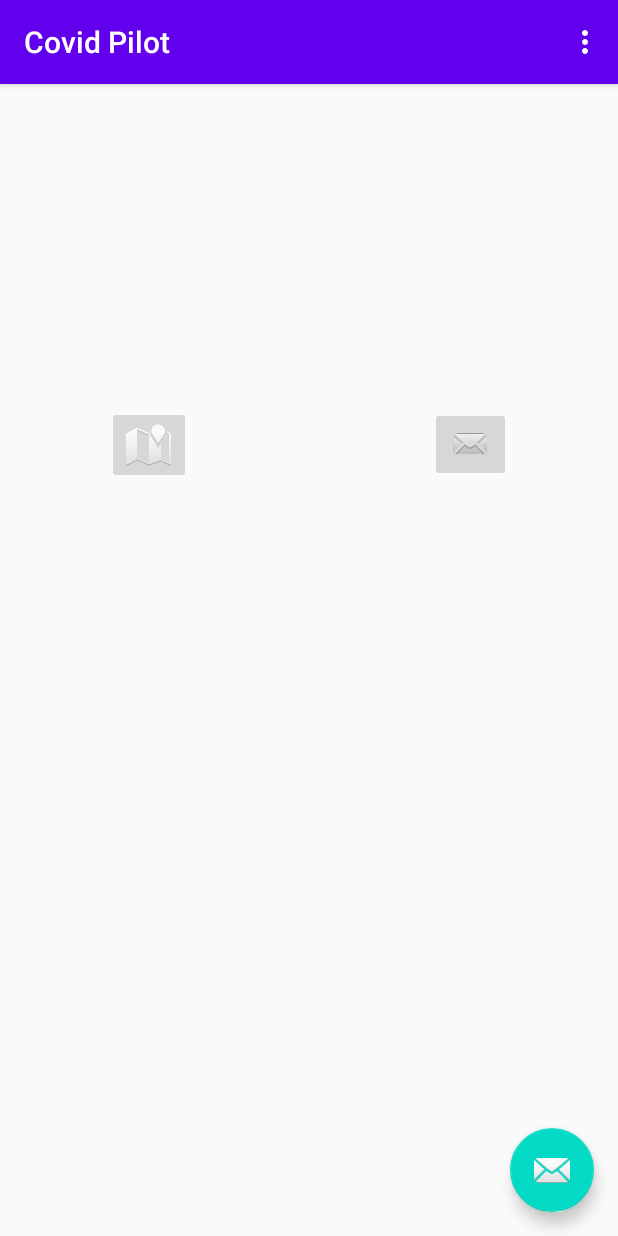
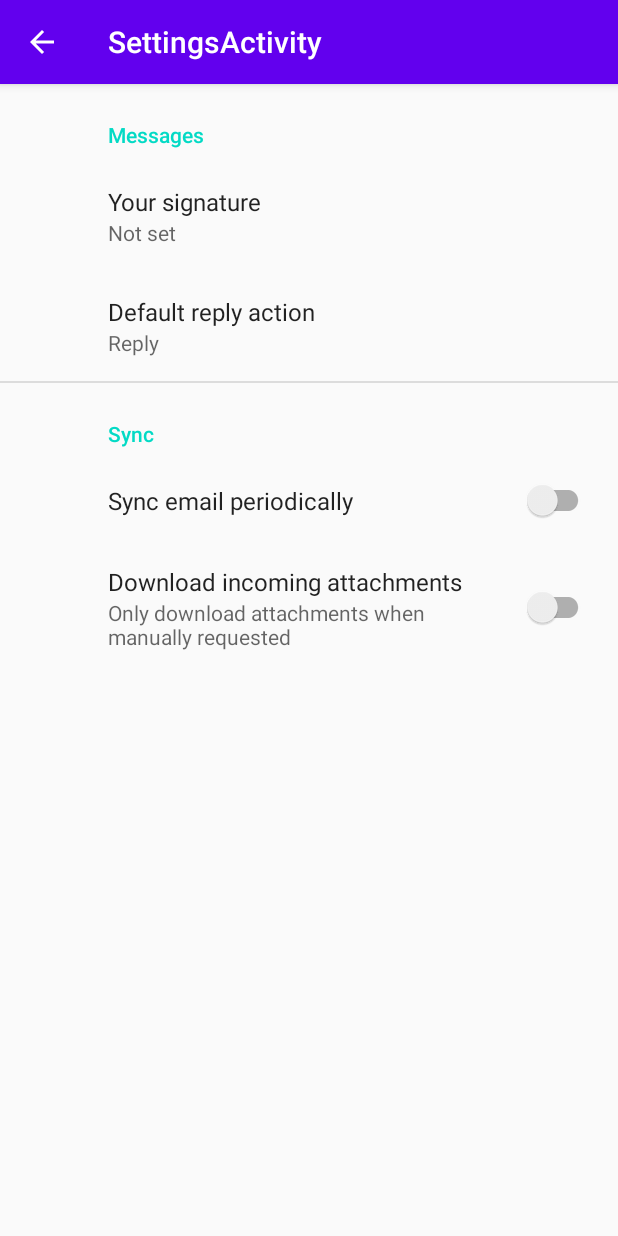
Before and after one commit to TsatsuAmable/CORVIDPiLOT_android, an Android app: the screen it shows after launch (MainActivity before the commit, SettingsActivity after it), in the options menu, after a tap on "Settings", on a phone screen of 412 x 824 dp. Run offline under Robolectric (Android 15) with nearby library versions, the phone set to English and light mode, and no system bars; our stand-ins replace androidx.preference.

Commit message:
Added Settings Activity

```diff
--- a/app/build.gradle
+++ b/app/build.gradle
@@ -41,6 +41,7 @@ dependencies {
     implementation 'androidx.navigation:navigation-fragment-ktx:2.1.0'
     implementation 'androidx.navigation:navigation-ui-ktx:2.1.0'
     implementation 'androidx.lifecycle:lifecycle-extensions:2.2.0'
+    implementation 'androidx.preference:preference:1.1.0'
     testImplementation 'junit:junit:4.12'
     androidTestImplementation 'androidx.test.ext:junit:1.1.1'
     androidTestImplementation 'androidx.test.espresso:espresso-core:3.2.0'
--- a/app/src/main/AndroidManifest.xml
+++ b/app/src/main/AndroidManifest.xml
@@ -10,17 +10,22 @@
         android:supportsRtl="true"
         android:theme="@style/AppTheme">
         <activity
+            android:name=".SettingsActivity"
+            android:label="@string/title_activity_settings"></activity>
+        <activity
             android:name=".LocationActivity"
             android:label="@string/title_activity_location"
-            android:theme="@style/AppTheme.NoActionBar"></activity>
+            android:theme="@style/AppTheme.NoActionBar" />
         <activity
             android:name=".MainActivity"
             android:label="@string/app_name"
             android:theme="@style/AppTheme.NoActionBar">
             <intent-filter>
                 <action android:name="android.intent.action.MAIN" />
+
                 <category android:name="android.intent.category.LAUNCHER" />
             </intent-filter>
         </activity>
     </application>
+
 </manifest>
--- a/app/src/main/java/com/rancard/covidpilot/MainActivity.kt
+++ b/app/src/main/java/com/rancard/covidpilot/MainActivity.kt
@@ -1,5 +1,6 @@
 package com.rancard.covidpilot
 
+import android.content.Intent
 import android.os.Bundle
 import com.google.android.material.floatingactionbutton.FloatingActionButton
 import com.google.android.material.snackbar.Snackbar
@@ -31,7 +32,14 @@ class MainActivity : AppCompatActivity() {
         // automatically handle clicks on the Home/Up button, so long
         // as you specify a parent activity in AndroidManifest.xml.
         return when (item.itemId) {
-            R.id.action_settings -> true
+            R.id.action_settings ->
+            {
+//                showSettingsActivity()
+
+                val intent = Intent(this, SettingsActivity::class.java)
+                startActivity(intent)
+                true
+            }
             else -> super.onOptionsItemSelected(item)
         }
     }
--- /dev/null
+++ b/app/src/main/java/com/rancard/covidpilot/SettingsActivity.kt
@@ -0,0 +1,24 @@
+package com.rancard.covidpilot
+
+import android.os.Bundle
+import androidx.appcompat.app.AppCompatActivity
+import androidx.preference.PreferenceFragmentCompat
+
+class SettingsActivity : AppCompatActivity() {
+
+    override fun onCreate(savedInstanceState: Bundle?) {
+        super.onCreate(savedInstanceState)
+        setContentView(R.layout.settings_activity)
+        supportFragmentManager
+            .beginTransaction()
+            .replace(R.id.settings, SettingsFragment())
+            .commit()
+        supportActionBar?.setDisplayHomeAsUpEnabled(true)
+    }
+
+    class SettingsFragment : PreferenceFragmentCompat() {
+        override fun onCreatePreferences(savedInstanceState: Bundle?, rootKey: String?) {
+            setPreferencesFromResource(R.xml.root_preferences, rootKey)
+        }
+    }
+}
--- /dev/null
+++ b/app/src/main/res/layout/settings_activity.xml
@@ -0,0 +1,9 @@
+<LinearLayout xmlns:android="http://schemas.android.com/apk/res/android"
+    android:layout_width="match_parent"
+    android:layout_height="match_parent">
+
+    <FrameLayout
+        android:id="@+id/settings"
+        android:layout_width="match_parent"
+        android:layout_height="match_parent" />
+</LinearLayout>
--- /dev/null
+++ b/app/src/main/res/values/arrays.xml
@@ -0,0 +1,12 @@
+<resources>
+    <!-- Reply Preference -->
+    <string-array name="reply_entries">
+        <item>Reply</item>
+        <item>Reply to all</item>
+    </string-array>
+
+    <string-array name="reply_values">
+        <item>reply</item>
+        <item>reply_all</item>
+    </string-array>
+</resources>
--- a/app/src/main/res/values/strings.xml
+++ b/app/src/main/res/values/strings.xml
@@ -12,4 +12,20 @@
     <string name="title_activity_location">LocationActivity</string>
     <string name="tab_text_1">Tab 1</string>
     <string name="tab_text_2">Tab 2</string>
+    <string name="title_activity_settings">SettingsActivity</string>
+
+    <!-- Preference Titles -->
+    <string name="messages_header">Messages</string>
+    <string name="sync_header">Sync</string>
+
+    <!-- Messages Preferences -->
+    <string name="signature_title">Your signature</string>
+    <string name="reply_title">Default reply action</string>
+
+    <!-- Sync Preferences -->
+    <string name="sync_title">Sync email periodically</string>
+    <string name="attachment_title">Download incoming attachments</string>
+    <string name="attachment_summary_on">Automatically download attachments for incoming emails
+    </string>
+    <string name="attachment_summary_off">Only download attachments when manually requested</string>
 </resources>
--- /dev/null
+++ b/app/src/main/res/xml/root_preferences.xml
@@ -0,0 +1,35 @@
+<PreferenceScreen xmlns:app="http://schemas.android.com/apk/res-auto">
+
+    <PreferenceCategory app:title="@string/messages_header">
+
+        <EditTextPreference
+            app:key="signature"
+            app:title="@string/signature_title"
+            app:useSimpleSummaryProvider="true" />
+
+        <ListPreference
+            app:defaultValue="reply"
+            app:entries="@array/reply_entries"
+            app:entryValues="@array/reply_values"
+            app:key="reply"
+            app:title="@string/reply_title"
+            app:useSimpleSummaryProvider="true" />
+
+    </PreferenceCategory>
+
+    <PreferenceCategory app:title="@string/sync_header">
+
+        <SwitchPreferenceCompat
+            app:key="sync"
+            app:title="@string/sync_title" />
+
+        <SwitchPreferenceCompat
+            app:dependency="sync"
+            app:key="attachment"
+            app:summaryOff="@string/attachment_summary_off"
+            app:summaryOn="@string/attachment_summary_on"
+            app:title="@string/attachment_title" />
+
+    </PreferenceCategory>
+
+</PreferenceScreen>
```
Also changed, not shown: 1 other file.
